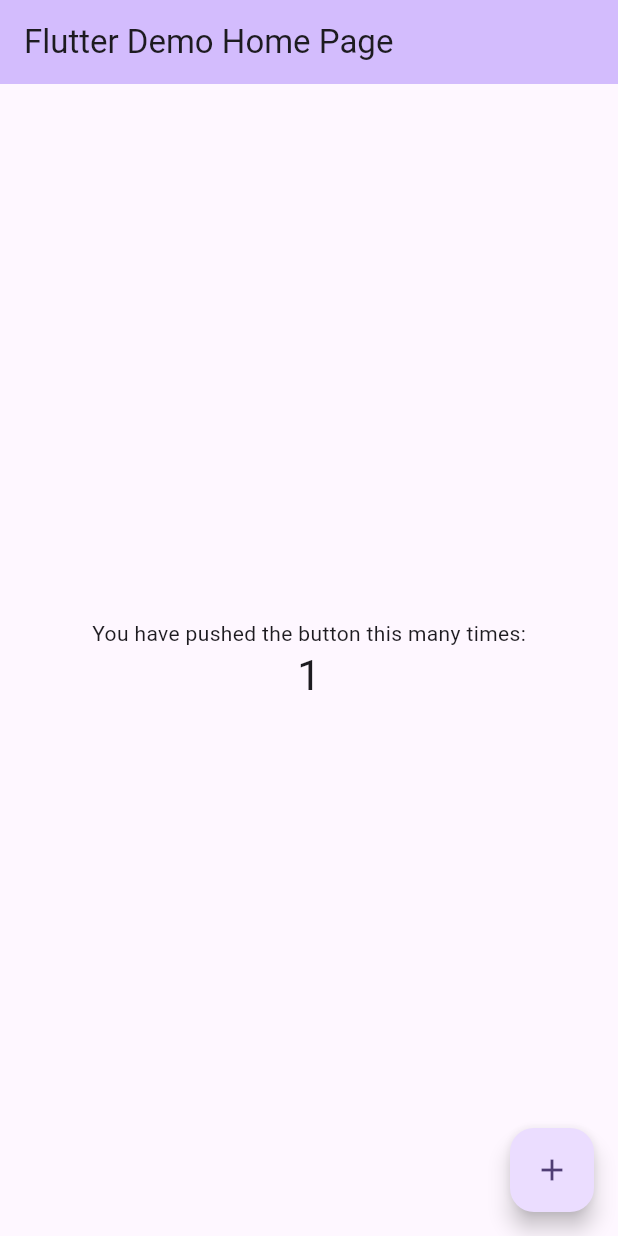
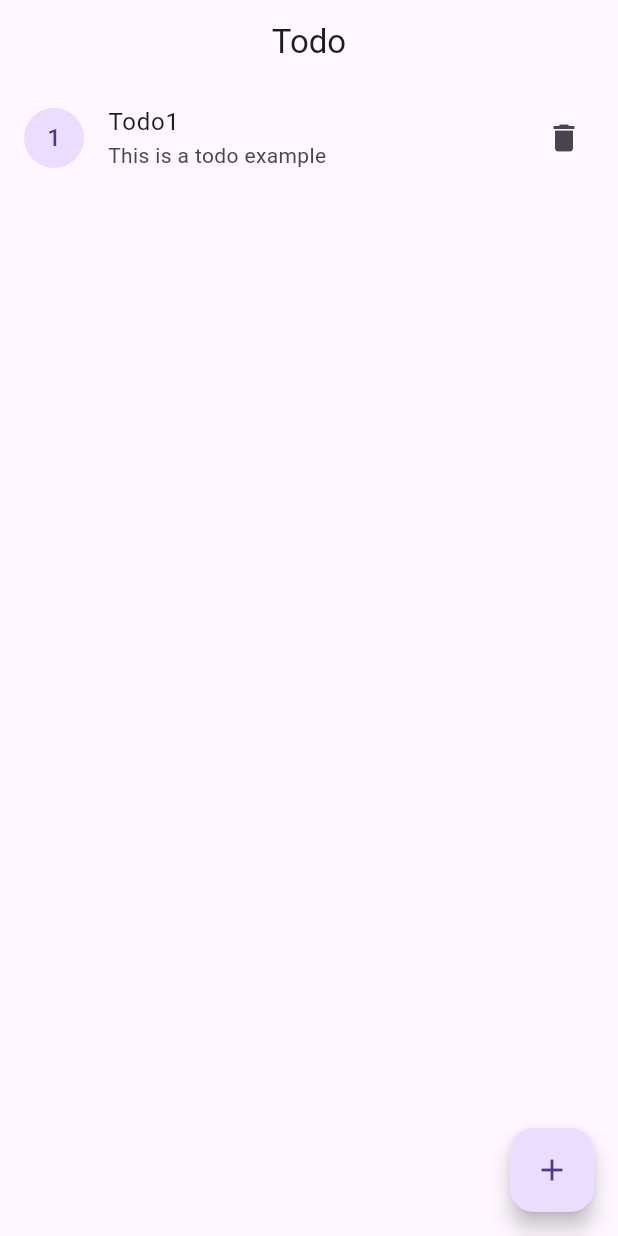
Before and after one commit to AnujitDatta-trickcel/todo_using_bloc, a Flutter app: the screen it shows after launch, after a tap on the "add" icon, on a phone screen of 412 x 824 dp. Run offline on Flutter 3.47's test engine with Material 3 defaults, Android fonts, the phone set to English and light mode, and no system bars; our stand-ins replace equatable, flutter_bloc, shared_preferences.

Commit message:
partially completed

```diff
--- /dev/null
+++ b/lib/app.dart
@@ -0,0 +1,22 @@
+import 'package:flutter/material.dart';
+import 'package:flutter_bloc/flutter_bloc.dart';
+import 'package:todo_using_bloc/logic/todo_bloc.dart';
+import 'package:todo_using_bloc/presentation/screens/home.dart';
+
+class Todo extends StatelessWidget {
+  const Todo({super.key});
+
+  @override
+  Widget build(BuildContext context) {
+    return BlocProvider<TodoBloc>(
+      create: (context) => TodoBloc(),
+      child: MaterialApp(
+        title: 'Todo',
+        theme: ThemeData(
+          primarySwatch: Colors.blue,
+        ),
+        home: const HomeScreen(),
+      ),
+    );
+  }
+}
--- /dev/null
+++ b/lib/data/models/todo_model.dart
@@ -0,0 +1,31 @@
+class Todo{
+  int id;
+  String title;
+  String description;
+  bool isCompleted;
+
+  Todo({
+    required this.id,
+    required this.title,
+    required this.description,
+    this.isCompleted = false,
+  });
+
+  static Todo fromJson(Map<String, dynamic> json) {
+    return Todo(
+      id: json['id'],
+      title: json['title'],
+      description: json['description'],
+      isCompleted: json['isCompleted'],
+    );
+  }
+
+  Map<String, dynamic> toJson() {
+    return {
+      'id': id,
+      'title': title,
+      'description': description,
+      'isCompleted': isCompleted,
+    };
+  }
+}
--- /dev/null
+++ b/lib/data/repositories/shared_prefs.dart
@@ -0,0 +1,42 @@
+import 'dart:convert';
+
+import 'package:shared_preferences/shared_preferences.dart';
+import 'package:todo_using_bloc/data/models/todo_model.dart';
+
+
+class LocalData{
+  static List<Todo> todos=[];
+  static Future<void> save(List<Todo> givenTodos)async{
+    todos=givenTodos;
+    SharedPreferences prefs=await SharedPreferences.getInstance();
+    String data=jsonEncode(todos.map((e) => e.toJson()).toList());
+    await prefs.setString('todos', data);
+  }
+  static Future<List<Todo>> load()async{
+    SharedPreferences prefs=await SharedPreferences.getInstance();
+    String? data=prefs.getString('todos');
+    if(data==null){
+      return [];
+    }
+    List<dynamic> decodedData=jsonDecode(data);
+     List<Todo> decodedTodos= decodedData.map((e) => Todo.fromJson(e)).toList();
+     return decodedTodos;
+  }
+  static Future<void> addTodo(Todo todo)async{
+    todos.add(todo);
+    await save(todos);
+  }
+  static Future<void> deleteTodo(int id)async{
+    todos.removeWhere((todo)=>todo.id==id);
+    save(todos);
+  }
+  static Future<void> completeTodo(int id)async{
+    int index = todos.indexWhere((data) => data.id == id);
+    todos[index].isCompleted=true;
+  }
+  static Future<void> updateTodo(Todo updatedTodo)async{
+    int index = todos.indexWhere((data) => data.id == updatedTodo.id);
+    todos[index]=updatedTodo;
+    save(todos);
+  }
+}
--- /dev/null
+++ b/lib/logic/todo_bloc.dart
@@ -0,0 +1,27 @@
+import 'package:flutter_bloc/flutter_bloc.dart';
+import 'package:equatable/equatable.dart';
+import 'package:todo_using_bloc/data/models/todo_model.dart';
+import 'package:todo_using_bloc/data/repositories/shared_prefs.dart';
+
+part 'todo_event.dart';
+part 'todo_state.dart';
+
+class TodoBloc extends Bloc<TodoEvent, TodoState> {
+  TodoBloc() : super(TodoListLoading()) {
+
+    on<Fetch>((event, emit) async{
+      final List<Todo> todos = await LocalData.load();
+      await Future.delayed(const Duration(seconds: 2));
+      emit(TodoListFetched(todos: todos));
+    });
+
+    on<Add>((event,emit)async{
+      final List<Todo> todos = await LocalData.load();
+      event.newTodo.id=todos.length+1;
+      todos.add(event.newTodo);
+      await LocalData.save(todos);
+      emit(TodoListFetched(todos: todos));
+    });
+
+  }
+}
--- /dev/null
+++ b/lib/logic/todo_event.dart
@@ -0,0 +1,39 @@
+part of 'todo_bloc.dart';
+
+sealed class TodoEvent extends Equatable {
+  const TodoEvent();
+}
+
+class Fetch extends TodoEvent{
+  @override
+  List<Object?> get props => [];
+}
+class Clear extends TodoEvent{
+  @override
+  List<Object?> get props => [];
+}
+
+class Add extends TodoEvent{
+  final Todo newTodo;
+  const Add({required this.newTodo});
+  @override
+  List<Object?> get props => [newTodo];
+}
+class Complete extends TodoEvent{
+  final int id;
+  const Complete({required this.id});
+  @override
+  List<Object?> get props => [id];
+}
+class Update extends TodoEvent{
+  final int id;
+  const Update({required this.id});
+  @override
+  List<Object?> get props => [id];
+}
+class Delete extends TodoEvent{
+  final int id;
+  const Delete({required this.id});
+  @override
+  List<Object?> get props => [id];
+}
--- /dev/null
+++ b/lib/logic/todo_state.dart
@@ -0,0 +1,14 @@
+
+part of 'todo_bloc.dart';
+
+abstract class TodoState {}
+
+class TodoListLoading extends TodoState {
+  final List<Todo> todos;
+  TodoListLoading({this.todos=const[]});
+}
+
+class TodoListFetched extends TodoState {
+  final List<Todo> todos;
+  TodoListFetched({required this.todos});
+}
--- a/lib/main.dart
+++ b/lib/main.dart
@@ -1,125 +1,6 @@
 import 'package:flutter/material.dart';
+import 'package:todo_using_bloc/app.dart';
 
 void main() {
-  runApp(const MyApp());
+  runApp(const Todo());
 }
-
-class MyApp extends StatelessWidget {
-  const MyApp({super.key});
-
-  // This widget is the root of your application.
-  @override
-  Widget build(BuildContext context) {
-    return MaterialApp(
-      title: 'Flutter Demo',
-      theme: ThemeData(
-        // This is the theme of your application.
-        //
-        // TRY THIS: Try running your application with "flutter run". You'll see
-        // the application has a purple toolbar. Then, without quitting the app,
-        // try changing the seedColor in the colorScheme below to Colors.green
-        // and then invoke "hot reload" (save your changes or press the "hot
-        // reload" button in a Flutter-supported IDE, or press "r" if you used
-        // the command line to start the app).
-        //
-        // Notice that the counter didn't reset back to zero; the application
-        // state is not lost during the reload. To reset the state, use hot
-        // restart instead.
-        //
-        // This works for code too, not just values: Most code changes can be
-        // tested with just a hot reload.
-        colorScheme: ColorScheme.fromSeed(seedColor: Colors.deepPurple),
-        useMaterial3: true,
-      ),
-      home: const MyHomePage(title: 'Flutter Demo Home Page'),
-    );
-  }
-}
-
-class MyHomePage extends StatefulWidget {
-  const MyHomePage({super.key, required this.title});
-
-  // This widget is the home page of your application. It is stateful, meaning
-  // that it has a State object (defined below) that contains fields that affect
-  // how it looks.
-
-  // This class is the configuration for the state. It holds the values (in this
-  // case the title) provided by the parent (in this case the App widget) and
-  // used by the build method of the State. Fields in a Widget subclass are
-  // always marked "final".
-
-  final String title;
-
-  @override
-  State<MyHomePage> createState() => _MyHomePageState();
-}
-
-class _MyHomePageState extends State<MyHomePage> {
-  int _counter = 0;
-
-  void _incrementCounter() {
-    setState(() {
-      // This call to setState tells the Flutter framework that something has
-      // changed in this State, which causes it to rerun the build method below
-      // so that the display can reflect the updated values. If we changed
-      // _counter without calling setState(), then the build method would not be
-      // called again, and so nothing would appear to happen.
-      _counter++;
-    });
-  }
-
-  @override
-  Widget build(BuildContext context) {
-    // This method is rerun every time setState is called, for instance as done
-    // by the _incrementCounter method above.
-    //
-    // The Flutter framework has been optimized to make rerunning build methods
-    // fast, so that you can just rebuild anything that needs updating rather
-    // than having to individually change instances of widgets.
-    return Scaffold(
-      appBar: AppBar(
-        // TRY THIS: Try changing the color here to a specific color (to
-        // Colors.amber, perhaps?) and trigger a hot reload to see the AppBar
-        // change color while the other colors stay the same.
-        backgroundColor: Theme.of(context).colorScheme.inversePrimary,
-        // Here we take the value from the MyHomePage object that was created by
-        // the App.build method, and use it to set our appbar title.
-        title: Text(widget.title),
-      ),
-      body: Center(
-        // Center is a layout widget. It takes a single child and positions it
-        // in the middle of the parent.
-        child: Column(
-          // Column is also a layout widget. It takes a list of children and
-          // arranges them vertically. By default, it sizes itself to fit its
-          // children horizontally, and tries to be as tall as its parent.
-          //
-          // Column has various properties to control how it sizes itself and
-          // how it positions its children. Here we use mainAxisAlignment to
-          // center the children vertically; the main axis here is the vertical
-          // axis because Columns are vertical (the cross axis would be
-          // horizontal).
-          //
-          // TRY THIS: Invoke "debug painting" (choose the "Toggle Debug Paint"
-          // action in the IDE, or press "p" in the console), to see the
-          // wireframe for each widget.
-          mainAxisAlignment: MainAxisAlignment.center,
-          children: <Widget>[
-            const Text(
-              'You have pushed the button this many times:',
-            ),
-            Text(
-              '$_counter',
-              style: Theme.of(context).textTheme.headlineMedium,
-            ),
-          ],
-        ),
-      ),
-      floatingActionButton: FloatingActionButton(
-        onPressed: _incrementCounter,
-        tooltip: 'Increment',
-        child: const Icon(Icons.add),
-      ), // This trailing comma makes auto-formatting nicer for build methods.
-    );
-  }
-}
--- /dev/null
+++ b/lib/presentation/screens/home.dart
@@ -0,0 +1,64 @@
+import 'package:flutter/material.dart';
+import 'package:flutter_bloc/flutter_bloc.dart';
+import 'package:todo_using_bloc/data/models/todo_model.dart';
+import 'package:todo_using_bloc/logic/todo_bloc.dart';
+
+class HomeScreen extends StatefulWidget {
+  const HomeScreen({super.key});
+
+  @override
+  State<HomeScreen> createState() => _HomeScreenState();
+}
+
+class _HomeScreenState extends State<HomeScreen> {
+  @override
+  void initState() {
+    super.initState();
+    context.read<TodoBloc>().add(Fetch());
+  }
+  @override
+  Widget build(BuildContext context) {
+    return Scaffold(
+      appBar: AppBar(
+        title: const Text('Todo'),
+        centerTitle: true,
+      ),
+      body: BlocBuilder<TodoBloc, TodoState>(
+        builder: (context, state) {
+          return Visibility(
+            visible: state is TodoListFetched,
+            replacement: const Center(
+              child: SizedBox(
+                height: 100,
+                width: 100,
+                child: CircularProgressIndicator(),
+              ),
+            ),
+            child: ListView.separated(
+              itemCount: state is TodoListFetched ? state.todos.length : 0,
+              separatorBuilder: (context, index) => const SizedBox(height: 10),
+              itemBuilder: (context, index) {
+                return ListTile(
+                  leading: CircleAvatar(child: Text(state is TodoListFetched?state.todos[index].id.toString():index.toString()),),
+                  title: Text(state is TodoListFetched? state.todos[index].title+state.todos[index].id.toString():'Dummy Title'),
+                  subtitle: Text(state is TodoListFetched? state.todos[index].description:'This is a dummy todo item'),
+                  trailing: const Icon(Icons.delete),
+                );
+              },
+            ),
+          );
+        },
+      ),
+      floatingActionButton: FloatingActionButton(
+        onPressed: (){
+          context.read<TodoBloc>().add(Add(newTodo: Todo(
+            id: 1,
+            title: 'Todo',
+            description: 'This is a todo example',
+          )));
+        },
+        child: const Icon(Icons.add),
+      ),
+    );
+  }
+}
```
Also changed, not shown: pubspec.yaml (+4 -53 lines), pubspec.lock, 4 other files.
